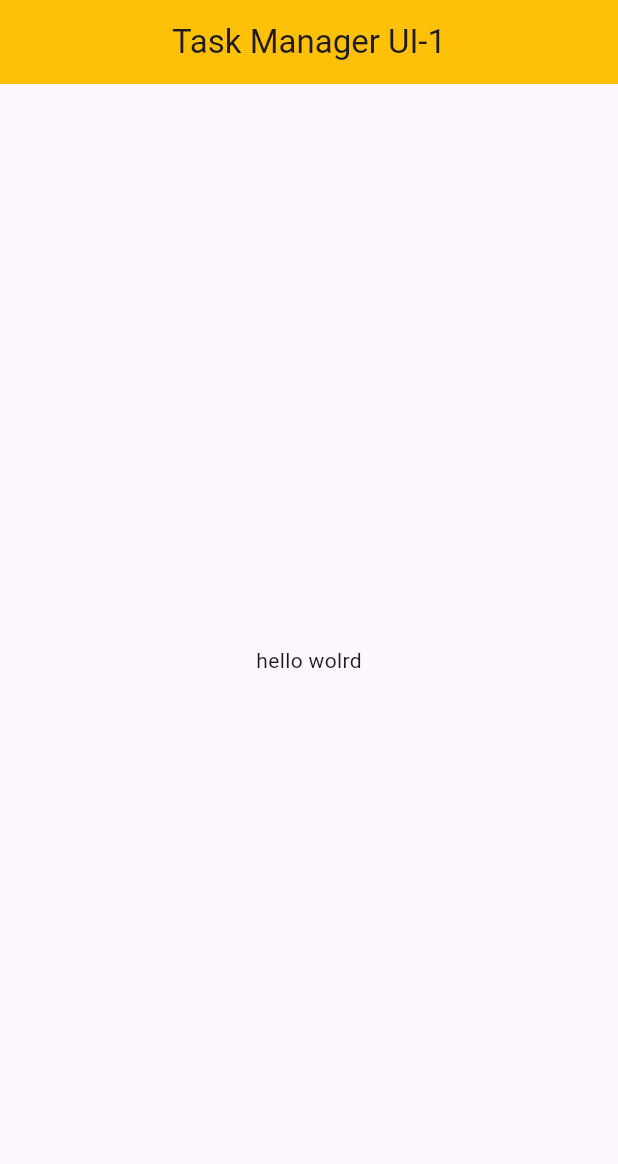
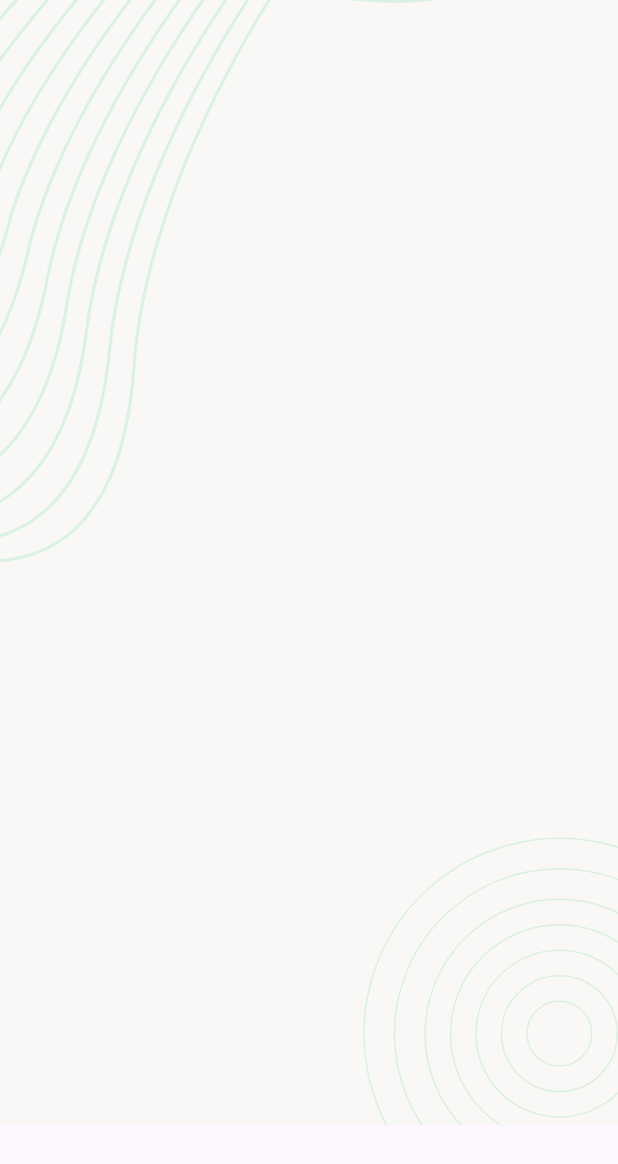
Before and after one commit to ashura-01/Task_Manager, a Flutter app: the screen it shows after launch, on a phone screen of 412 x 824 dp. Shown: the top 1164 px of the screen. Run offline on Flutter 3.47's test engine with Material 3 defaults, Android fonts, the phone set to English and light mode, and no system bars; our stand-ins replace flutter_svg.

```diff
--- /dev/null
+++ b/lib/UI/Screens/splash_screen.dart
@@ -0,0 +1,17 @@
+import 'package:flutter/material.dart';
+import 'package:flutter_svg/flutter_svg.dart';
+class SplashScreen extends StatefulWidget {
+  const SplashScreen({super.key});
+
+  @override
+  State<SplashScreen> createState() => _SplashScreenState();
+}
+
+class _SplashScreenState extends State<SplashScreen> {
+  @override
+  Widget build(BuildContext context) {
+    return Scaffold(
+      body: SvgPicture.asset('assets/images/background.svg')
+    );
+  }
+}
--- a/lib/main.dart
+++ b/lib/main.dart
@@ -1,5 +1,5 @@
 import 'package:flutter/material.dart';
-import 'my_app.dart';
+import 'package:task_manager/my_app.dart';
 
 void main(){
   runApp(MyApp());//hehe
--- a/lib/my_app.dart
+++ b/lib/my_app.dart
@@ -1,5 +1,5 @@
 import 'package:flutter/material.dart';
-import 'home.dart';
+import 'package:task_manager/UI/Screens/splash_screen.dart';
 
 class MyApp extends StatelessWidget{
   const MyApp({super.key});
@@ -8,7 +8,7 @@ class MyApp extends StatelessWidget{
   Widget build(BuildContext context) {
     return MaterialApp(
       debugShowCheckedModeBanner: false,
-      home: Home(),
+      home: SplashScreen(),
     );
   }
 
```
Also changed, not shown: pubspec.yaml (+4 -3 lines), assets/images/background.svg (added), assets/images/logo.svg (added), pubspec.lock.
